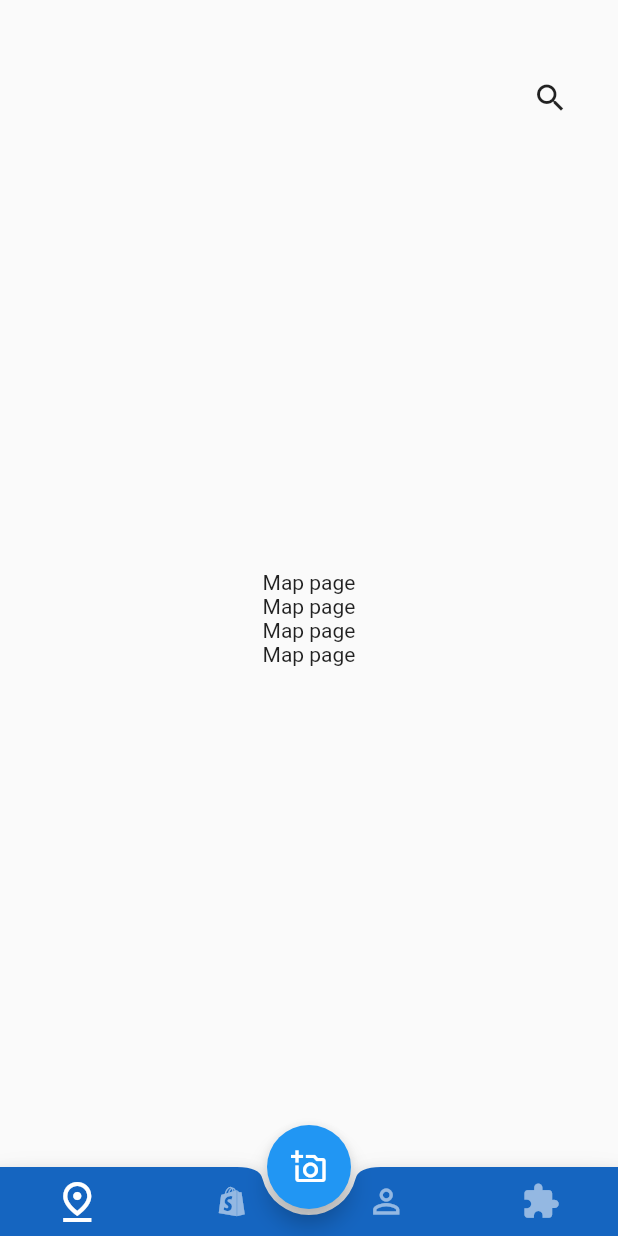
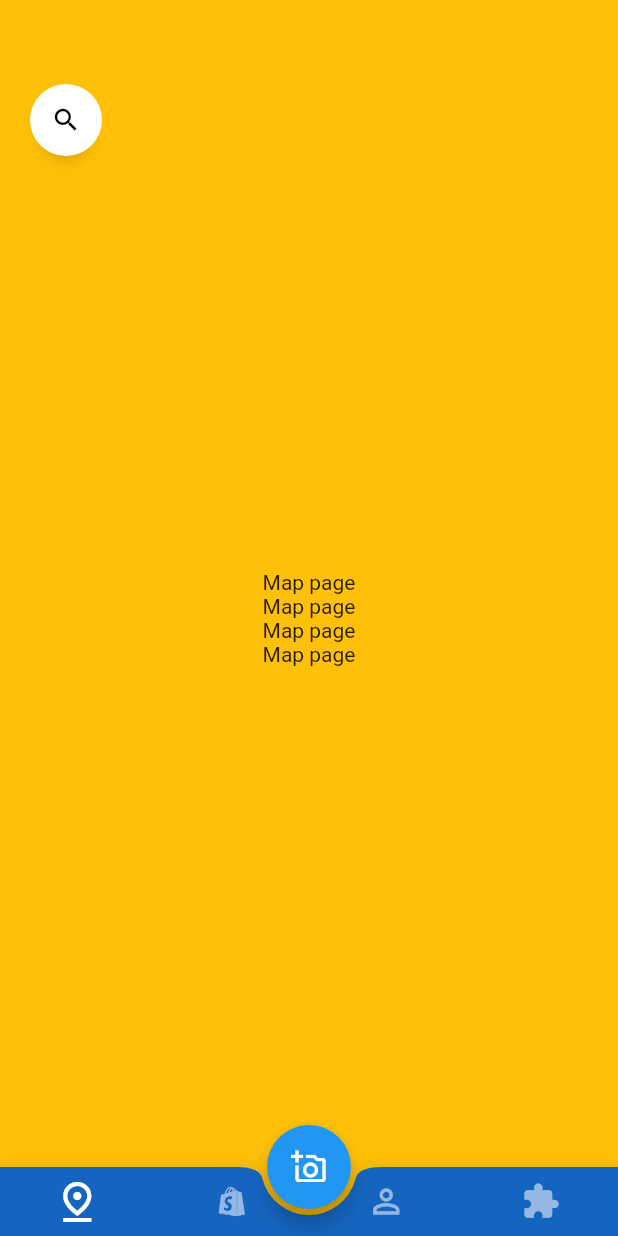
Before and after one commit to Berkay-Ates/kelepir_frontend, a Flutter app: the screen it shows after launch, on a phone screen of 412 x 824 dp. Run offline on Flutter 3.47's test engine with Material 2 defaults, Android fonts, the light colour scheme and no system bars; drawn by our look-alikes of anim_search_bar.

Commit message:
bosa ugrasmisim

```diff
--- a/lib/feature/home/view/home_view.dart
+++ b/lib/feature/home/view/home_view.dart
@@ -4,8 +4,9 @@ import 'package:kelepir/product/constants/margins/margins.dart';
 import 'package:kelepir/product/constants/paddings/project_paddings.dart';
 import 'package:kelepir/product/widgets/dummyViews.dart';
 import 'package:kelepir/product/constants/durations/project_durations.dart';
-import 'package:font_awesome_flutter/font_awesome_flutter.dart';
+import 'package:anim_search_bar/anim_search_bar.dart';
 import '../../../product/enums/tabbar_enums.dart';
+import 'dart:math';
 
 class HomeView extends StatefulWidget {
   const HomeView({super.key});
@@ -33,6 +34,7 @@ class _HomeViewState extends State<HomeView> with TickerProviderStateMixin {
     return DefaultTabController(
         length: TabEnums.values.length,
         child: Scaffold(
+          backgroundColor: Colors.amber,
           extendBody: true,
           appBar: null,
           floatingActionButton: FloatingActionButton(
@@ -83,7 +85,6 @@ class _HomeViewState extends State<HomeView> with TickerProviderStateMixin {
                     .toList()),
           ),
           body: Stack(
-            alignment: Alignment.topRight,
             children: [
               TabBarView(
                 controller: _tabController,
@@ -94,90 +95,43 @@ class _HomeViewState extends State<HomeView> with TickerProviderStateMixin {
                   DummyViews(infoText: 'Extra page'),
                 ],
               ),
-              Searchbar(),
+              MyApp(),
             ],
           ),
         ));
   }
 }
 
-class Searchbar extends StatefulWidget {
+class MyApp extends StatefulWidget {
   @override
-  State<Searchbar> createState() => _SearchbarState();
+  _MyAppState createState() => _MyAppState();
 }
 
-class _SearchbarState extends State<Searchbar> {
-  bool _searchbartoggle = false;
-  FocusNode searchBarFocus = FocusNode();
+int toggle = 0;
+
+class _MyAppState extends State<MyApp> with SingleTickerProviderStateMixin {
+  late TextEditingController _textEditingController;
+  @override
+  void initState() {
+    super.initState();
+    _textEditingController = TextEditingController();
+  }
 
   @override
   Widget build(BuildContext context) {
-    return AnimatedCrossFade(
-      duration: ProjectDurations.lowDuration,
-      firstChild: Padding(
-        padding: EdgeInsets.fromLTRB(0, ProjectMargins.searchBarMargin * 2,
-            ProjectMargins.searchBarMargin, 0),
-        child: Container(
-          height: ProjectIconSizes.iConSearchBar,
-          width: MediaQuery.of(context).size.width * 0.90,
-          decoration: BoxDecoration(
-            borderRadius: BorderRadius.circular(25),
-          ),
-          child: Row(
-            children: [
-              IconButton(
-                onPressed: () {
-                  _searchbartoggle = !_searchbartoggle;
-                  setState(() {});
-                },
-                icon: Icon(
-                  FontAwesomeIcons.circleXmark,
-                ),
-              ),
-              Expanded(
-                child: TextField(
-                  focusNode: searchBarFocus,
-                  textInputAction: TextInputAction.none,
-                  autofocus: _searchbartoggle,
-                  decoration: InputDecoration(
-                    hintText: 'Buradan arayın',
-                    border: InputBorder.none,
-                  ),
-                ),
-              )
-            ],
-          ),
-        ),
+    return Padding(
+      padding: const EdgeInsets.only(
+          top: ProjectMargins.searchBarMargin * 1.5,
+          left: ProjectMargins.searchBarMargin),
+      child: AnimSearchBar(
+        width: MediaQuery.of(context).size.width * 0.9,
+        textController: _textEditingController,
+        onSuffixTap: () {
+          setState(() {
+            _textEditingController.clear();
+          });
+        },
       ),
-      secondChild: InkWell(
-        onTap: () async {
-          _searchbartoggle = !_searchbartoggle;
-          setState(() {});
-          await Future.delayed(ProjectDurations.lowDuration);
-          searchBarFocus.requestFocus();
-        },
-        child: Padding(
-          padding: const EdgeInsets.fromLTRB(
-              0,
-              ProjectMargins.searchBarMargin * 2,
-              ProjectMargins.searchBarMargin,
-              0),
-          child: Container(
-            height: ProjectIconSizes.iConSearchBar,
-            width: ProjectIconSizes.iConSearchBar,
-            decoration: BoxDecoration(
-              borderRadius:
-                  BorderRadius.circular(ProjectIconSizes.iConSearchBar),
-            ),
-            child: const Icon(
-              Icons.search,
-            ),
-          ),
-        ),
-      ),
-      crossFadeState: _searchbartoggle
-          ? CrossFadeState.showFirst
-          : CrossFadeState.showSecond,
     );
   }
 }
--- a/pubspec.yaml
+++ b/pubspec.yaml
@@ -45,7 +45,7 @@ dev_dependencies:
   # package. See that file for information about deactivating specific lint
   # rules and activating additional ones.
   flutter_lints: ^2.0.0
-  font_awesome_flutter: ^10.3.0
+  anim_search_bar: ^2.0.2
 
 # For information on the generic Dart part of this file, see the
 # following page: https://dart.dev/tools/pub/pubspec
```
Also changed, not shown: pubspec.lock, 1 other file.
